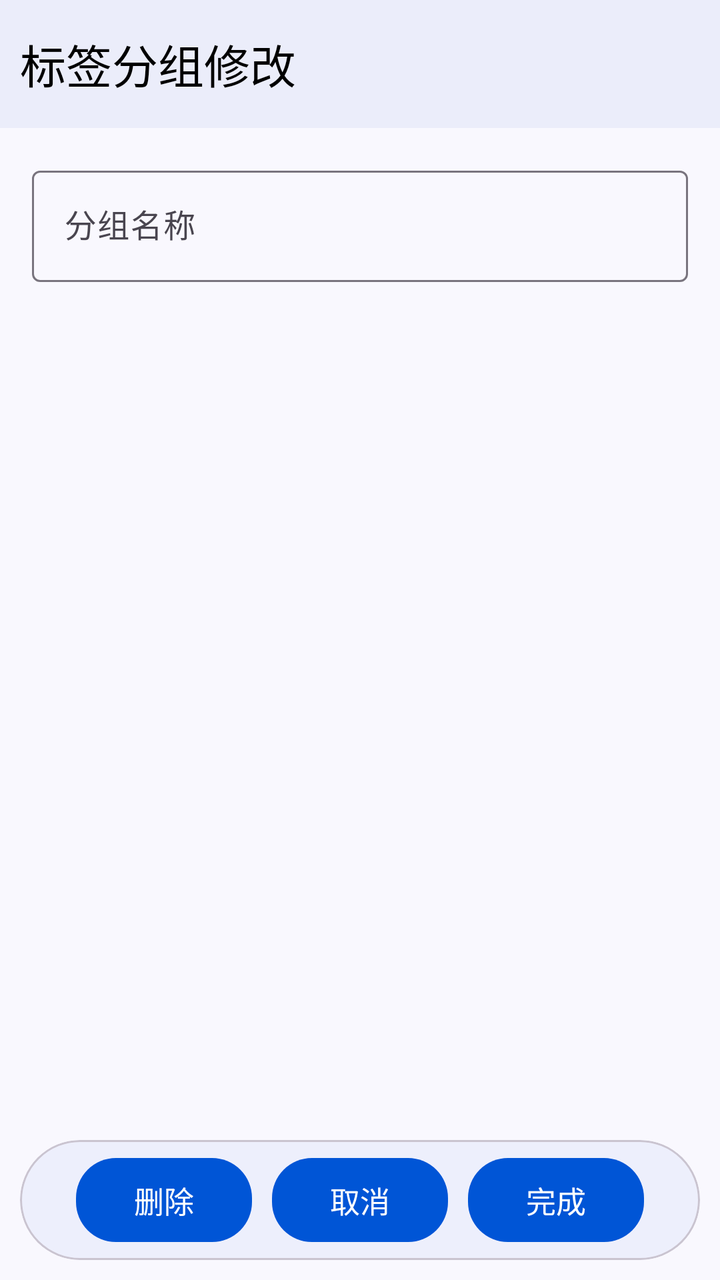
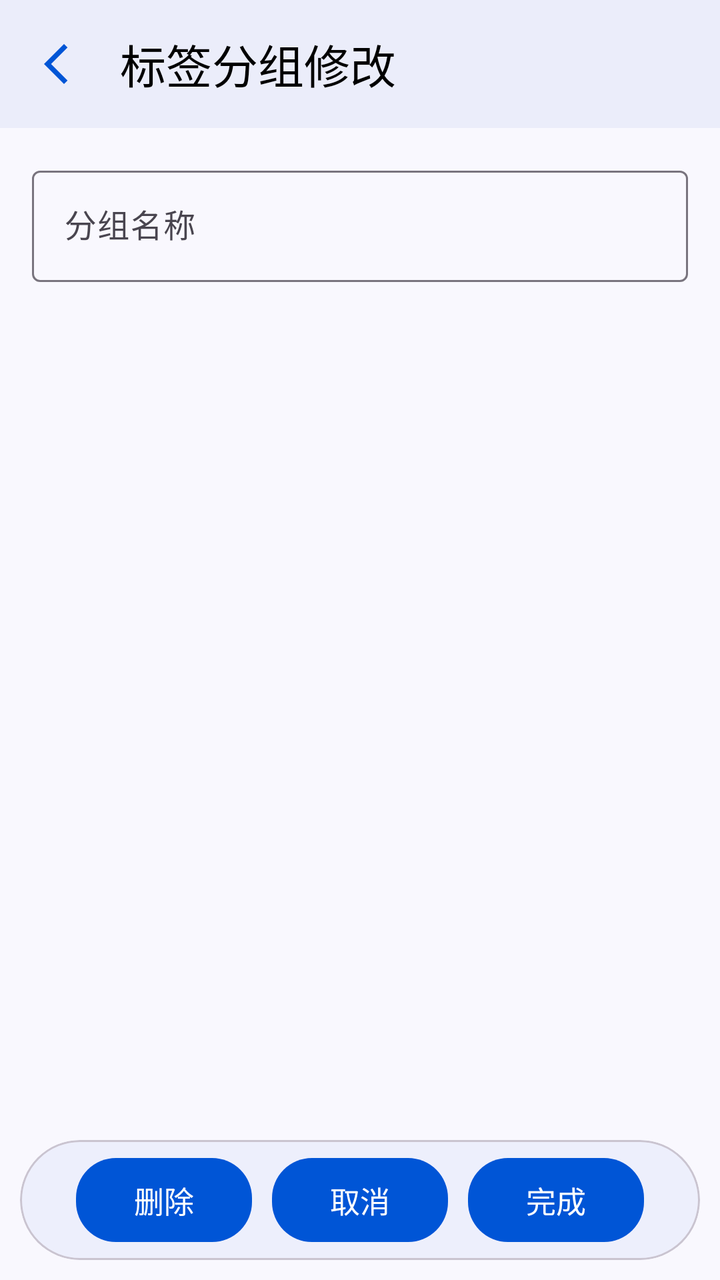

Two renders of the same Android screen: before a commit and after it. Below are the layout's source before the change and the commit's diff.
<!-- AndroidManifest.xml: application theme Theme.ProjectManager -->
<!-- res/layout/activity_group_modify.xml -->
<?xml version="1.0" encoding="utf-8"?>
<androidx.constraintlayout.widget.ConstraintLayout xmlns:android="http://schemas.android.com/apk/res/android"
    xmlns:app="http://schemas.android.com/apk/res-auto"
    xmlns:tools="http://schemas.android.com/tools"
    style="@style/PageStyle"
    android:layout_width="match_parent"
    android:layout_height="match_parent"
    tools:context=".ui.bookkeeping.tag.edit.GroupModifyActivity">

    <com.google.android.material.appbar.MaterialToolbar
        android:id="@+id/modify_group_toolbar"
        android:layout_width="match_parent"
        android:layout_height="?attr/actionBarSize"
        app:layout_constraintEnd_toEndOf="parent"
        app:layout_constraintStart_toStartOf="parent"
        app:layout_constraintTop_toTopOf="parent"
        app:title="标签分组修改" />

    <ScrollView
        android:layout_width="match_parent"
        android:layout_height="0dp"
        app:layout_constraintBottom_toTopOf="@+id/btn_card_view"
        app:layout_constraintTop_toBottomOf="@+id/modify_group_toolbar">

        <LinearLayout
            android:layout_width="match_parent"
            android:layout_height="wrap_content"
            android:orientation="vertical"
            android:padding="16dp">

            <com.google.android.material.textfield.TextInputLayout
                android:id="@+id/group_name_layout"
                android:layout_width="match_parent"
                android:layout_height="wrap_content">

                <com.google.android.material.textfield.TextInputEditText
                    android:id="@+id/group_name_input"
                    style="@style/UserInputEditTextStyle"
                    android:layout_width="match_parent"
                    android:layout_height="match_parent"
                    android:hint="@string/group_name" />
            </com.google.android.material.textfield.TextInputLayout>
        </LinearLayout>
    </ScrollView>

    <com.google.android.material.card.MaterialCardView
        android:id="@+id/btn_card_view"
        style="@style/RoundCardStyle"
        android:layout_width="match_parent"
        android:layout_height="wrap_content"
        app:layout_constraintBottom_toBottomOf="parent">

        <LinearLayout
            android:layout_width="match_parent"
            android:layout_height="match_parent"
            android:gravity="center"
            android:orientation="horizontal">

            <com.google.android.material.button.MaterialButton
                android:id="@+id/delete_btn"
                style="@style/BtnStyle"
                android:layout_width="wrap_content"
                android:layout_height="wrap_content"
                android:text="@string/delete" />

            <com.google.android.material.button.MaterialButton
                android:id="@+id/cancel_btn"
                style="@style/BtnStyle"
                android:layout_width="wrap_content"
                android:layout_height="wrap_content"
                android:text="@string/cancel" />

            <com.google.android.material.button.MaterialButton
                android:id="@+id/finish_btn"
                style="@style/BtnStyle"
                android:layout_width="wrap_content"
                android:layout_height="wrap_content"
                android:text="@string/finish" />
        </LinearLayout>
    </com.google.android.material.card.MaterialCardView>
</androidx.constraintlayout.widget.ConstraintLayout>
<!-- resources referenced by this layout -->
<resources>
  <string name="cancel">取消</string>
  <string name="delete">删除</string>
  <string name="finish">完成</string>
  <string name="group_name">分组名称</string>
  <style name="BtnStyle" parent="Widget.Material3.Button">
          <item name="backgroundTint">@color/theme_blue</item>
          <item name="android:textColor">@color/white</item>
          <item name="android:textSize">15sp</item>
          <item name="cornerRadius">20dp</item>
          <item name="android:layout_margin">5dp</item>
          <item name="android:padding">10dp</item>
      </style>
  <style name="PageStyle">
          <item name="android:fitsSystemWindows">true</item>
          <item name="android:background">@color/page_background</item>
      </style>
  <style name="RoundCardStyle">
          <item name="cardBackgroundColor">@color/card_background</item>
          <item name="cardCornerRadius">50dp</item>
          <item name="android:layout_margin">10dp</item>
      </style>
  <style name="UserInputEditTextStyle" parent="Widget.Material3.TextInputEditText.OutlinedBox">
          <item name="android:inputType">text</item>
          <item name="android:maxLength">20</item>
      </style>
  <style name="Theme.ProjectManager" parent="Theme.Material3.DayNight.NoActionBar">
          
          <item name="colorPrimary">@color/theme_blue</item>
          <item name="colorPrimaryVariant">@color/theme_blue_variant</item>
          <item name="colorOnPrimary">@color/white</item>
          
          <item name="colorSecondary">@color/teal_200</item>
          <item name="colorSecondaryVariant">@color/teal_700</item>
          <item name="colorOnSecondary">@color/black</item>
          
          <item name="android:statusBarColor">@color/page_background</item>
          
          <item name="toolbarStyle">@style/ToolBarStyle</item>
          <item name="drawableTint">@color/theme_blue</item>
          <item name="colorControlActivated">@color/theme_blue</item>
          <item name="android:windowLightStatusBar">true</item>
      </style>
  <color name="theme_blue">#0055d6</color>
  <color name="white">#FFFFFFFF</color>
  <color name="page_background">#f9f8fe</color>
  <color name="card_background">#edeffc</color>
  <color name="theme_blue_variant">#dae1fe</color>
  <color name="teal_200">#FF03DAC5</color>
  <color name="teal_700">#FF018786</color>
  <color name="black">#FF000000</color>
  <style name="ToolBarStyle">
          <item name="android:background">@color/toolbar_background</item>
          <item name="contentInsetStart">10dp</item>
          <item name="titleTextAppearance">@style/TitleStyle</item>
      </style>
  <color name="toolbar_background">#ebedfa</color>
  <style name="TitleStyle">
          <item name="android:textSize">23sp</item>
          <item name="android:textColor">@color/black</item>
      </style>
</resources>

<!-- the commit's change to res/layout/activity_group_modify.xml (unified diff, before → after) -->
@@ -8,19 +8,20 @@
     tools:context=".ui.bookkeeping.tag.edit.GroupModifyActivity">
 
     <com.google.android.material.appbar.MaterialToolbar
-        android:id="@+id/modify_group_toolbar"
+        android:id="@+id/toolbar"
         android:layout_width="match_parent"
         android:layout_height="?attr/actionBarSize"
         app:layout_constraintEnd_toEndOf="parent"
         app:layout_constraintStart_toStartOf="parent"
         app:layout_constraintTop_toTopOf="parent"
+        app:navigationIcon="@drawable/baseline_arrow_back_ios_new_24"
         app:title="标签分组修改" />
 
     <ScrollView
         android:layout_width="match_parent"
         android:layout_height="0dp"
         app:layout_constraintBottom_toTopOf="@+id/btn_card_view"
-        app:layout_constraintTop_toBottomOf="@+id/modify_group_toolbar">
+        app:layout_constraintTop_toBottomOf="@+id/toolbar">
 
         <LinearLayout
             android:layout_width="match_parent"
<!-- resource entries referenced after the edit -->
@@ -1,5 +1,11 @@
 <!-- resources referenced by this layout -->
 <resources>
+  <!-- drawable baseline_arrow_back_ios_new_24 (drawable) -->
+  <vector xmlns:android="http://schemas.android.com/apk/res/android" android:height="24dp" android:tint="#000000" android:viewportHeight="24" android:viewportWidth="24" android:width="24dp">
+        
+      <path android:fillColor="@android:color/white" android:pathData="M17.77,3.77l-1.77,-1.77l-10,10l10,10l1.77,-1.77l-8.23,-8.23z"/>
+      
+  </vector>
   <string name="cancel">取消</string>
   <string name="delete">删除</string>
   <string name="finish">完成</string>
@@ -50,8 +56,9 @@
   <color name="teal_200">#FF03DAC5</color>
   <color name="teal_700">#FF018786</color>
   <color name="black">#FF000000</color>
-  <style name="ToolBarStyle">
+  <style name="ToolBarStyle" parent="Widget.Material3.Toolbar">
           <item name="android:background">@color/toolbar_background</item>
+          <item name="navigationIconTint">@color/theme_blue</item>
           <item name="contentInsetStart">10dp</item>
           <item name="titleTextAppearance">@style/TitleStyle</item>
       </style>
